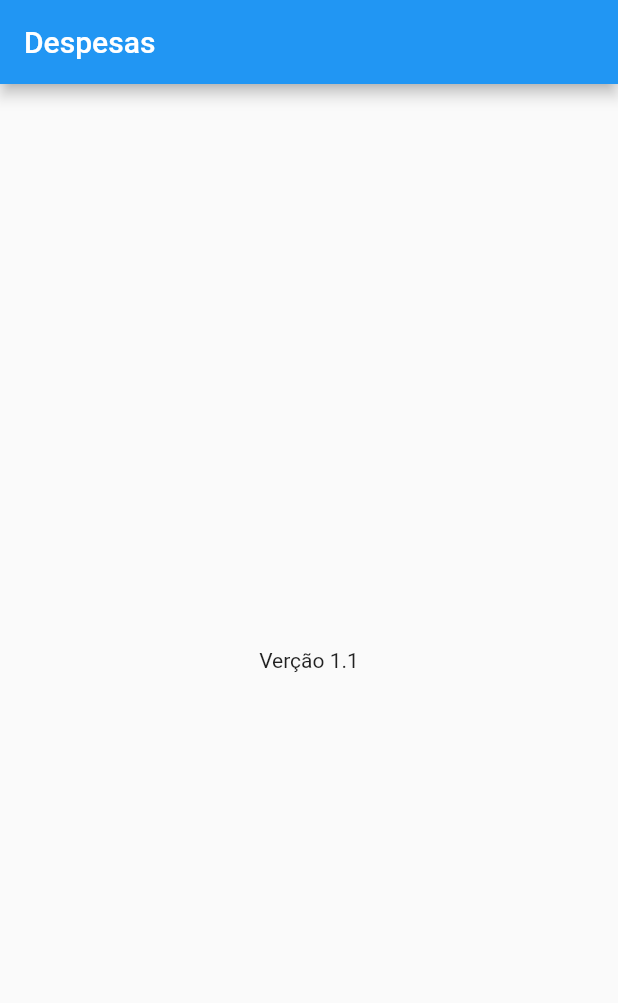
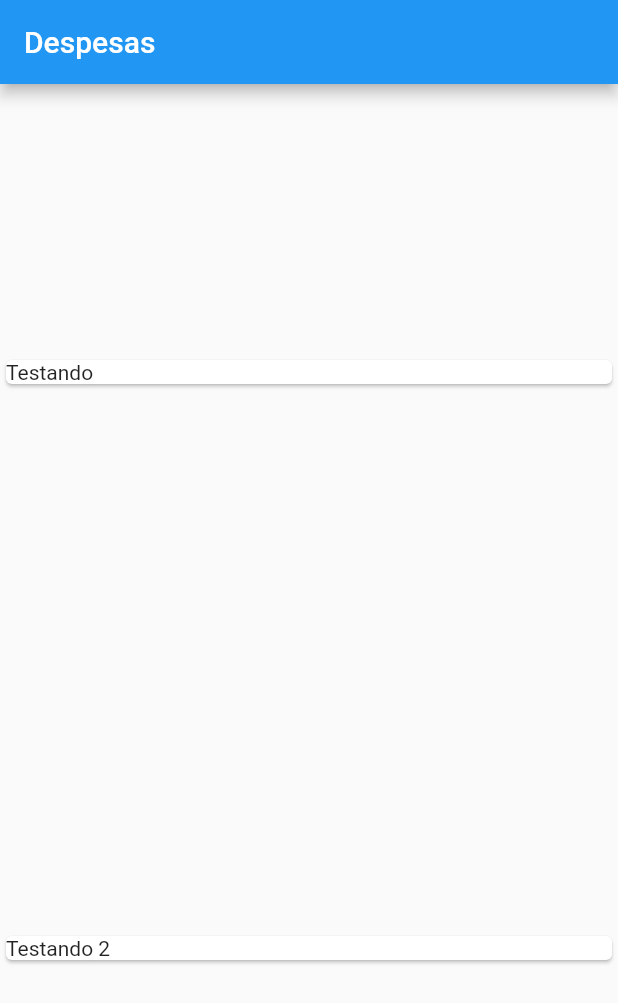
Before and after one commit to vctrr1/DespesasApp-Flutter, a Flutter app: the screen it shows after launch, on a phone screen of 412 x 824 dp. Shown: the top 1003 px of the screen. Run offline on Flutter 3.47's test engine with Material 2 defaults, Android fonts, the light colour scheme and no system bars.

Commit message:
Criação de Cards na tela principal e criação da class transaction

```diff
--- a/lib/main.dart
+++ b/lib/main.dart
@@ -19,7 +19,19 @@ class MyHomePage extends StatelessWidget {
   @override
   Widget build(BuildContext context) {
     return Scaffold(
-        appBar: AppBar(title: const Text("Despesas")),
-        body: const Center(child: Text("Verção 1.1")));
+      appBar: AppBar(title: const Text("Despesas")),
+      body: Column(
+        mainAxisAlignment: MainAxisAlignment.spaceAround,
+        crossAxisAlignment: CrossAxisAlignment.stretch,
+        children: const [
+          Card(
+            child: Text("Testando"),
+          ),
+          Card(
+            child: Text("Testando 2"),
+          )
+        ],
+      ),
+    );
   }
 }
```
Also changed, not shown: lib/models/transaction.dart (added, +13 -0 lines).
